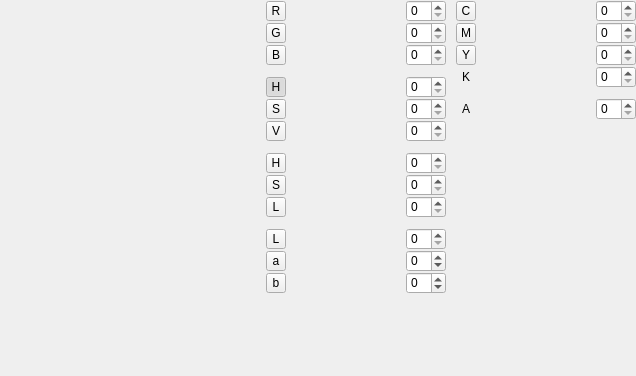
First picture: the form in src/widgets/colorpicker.ui, repository deiflou/ibp, before the edit.
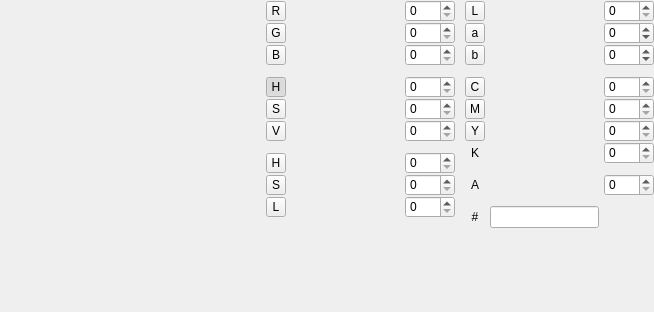
Second picture: the form after the edit. Custom widgets are drawn as their Qt base class.

Commit message: * Work on color button * Work on color picker * Fixed bug in color conversion in convertHSVToBGR

What changed in the file:
```diff
--- a/src/widgets/colorpicker.ui
+++ b/src/widgets/colorpicker.ui
@@ -6,8 +6,8 @@
    <rect>
     <x>0</x>
     <y>0</y>
-    <width>636</width>
-    <height>376</height>
+    <width>654</width>
+    <height>312</height>
    </rect>
   </property>
   <property name="windowTitle">
@@ -20,7 +20,7 @@
 	color: palette(highlight-text);
 }</string>
   </property>
-  <layout class="QHBoxLayout" name="horizontalLayout" stretch="0,0,0">
+  <layout class="QHBoxLayout" name="horizontalLayout" stretch="0,0">
    <property name="spacing">
     <number>10</number>
    </property>
@@ -102,7 +102,14 @@
     </layout>
    </item>
    <item>
-    <layout class="QVBoxLayout" name="verticalLayout_3">
+    <layout class="QVBoxLayout" name="verticalLayout_4">
+     <item>
+      <layout class="QHBoxLayout" name="horizontalLayout_6">
+       <property name="spacing">
+        <number>10</number>
+       </property>
+       <item>
+        <layout class="QVBoxLayout" name="verticalLayout_3" stretch="0,0,0,1">
      <property name="spacing">
       <number>10</number>
      </property>
@@ -152,7 +159,7 @@
            <property name="minimumSize">
             <size>
              <width>100</width>
-             <height>8</height>
+                 <height>10</height>
             </size>
            </property>
            <property name="maximumSize">
@@ -173,13 +180,13 @@
            </property>
            <property name="minimumSize">
             <size>
-             <width>40</width>
+                 <width>50</width>
              <height>0</height>
             </size>
            </property>
            <property name="maximumSize">
             <size>
-             <width>40</width>
+                 <width>50</width>
              <height>16777215</height>
             </size>
            </property>
@@ -231,7 +238,7 @@
            <property name="minimumSize">
             <size>
              <width>100</width>
-             <height>8</height>
+                 <height>10</height>
             </size>
            </property>
            <property name="maximumSize">
@@ -252,13 +259,13 @@
            </property>
            <property name="minimumSize">
             <size>
-             <width>40</width>
+                 <width>50</width>
              <height>0</height>
             </size>
            </property>
            <property name="maximumSize">
             <size>
-             <width>40</width>
+                 <width>50</width>
              <height>16777215</height>
             </size>
            </property>
@@ -310,7 +317,7 @@
            <property name="minimumSize">
             <size>
              <width>100</width>
-             <height>8</height>
+                 <height>10</height>
             </size>
            </property>
            <property name="maximumSize">
@@ -331,13 +338,13 @@
            </property>
            <property name="minimumSize">
             <size>
-             <width>40</width>
+                 <width>50</width>
              <height>0</height>
             </size>
            </property>
            <property name="maximumSize">
             <size>
-             <width>40</width>
+                 <width>50</width>
              <height>16777215</height>
             </size>
            </property>
@@ -399,7 +406,7 @@
            <property name="minimumSize">
             <size>
              <width>100</width>
-             <height>8</height>
+                 <height>10</height>
             </size>
            </property>
            <property name="maximumSize">
@@ -420,13 +427,13 @@
            </property>
            <property name="minimumSize">
             <size>
-             <width>40</width>
+                 <width>50</width>
              <height>0</height>
             </size>
            </property>
            <property name="maximumSize">
             <size>
-             <width>40</width>
+                 <width>50</width>
              <height>16777215</height>
             </size>
            </property>
@@ -478,7 +485,7 @@
            <property name="minimumSize">
             <size>
              <width>100</width>
-             <height>8</height>
+                 <height>10</height>
             </size>
            </property>
            <property name="maximumSize">
@@ -499,13 +506,13 @@
            </property>
            <property name="minimumSize">
             <size>
-             <width>40</width>
+                 <width>50</width>
              <height>0</height>
             </size>
            </property>
            <property name="maximumSize">
             <size>
-             <width>40</width>
+                 <width>50</width>
              <height>16777215</height>
             </size>
            </property>
@@ -557,7 +564,7 @@
            <property name="minimumSize">
             <size>
              <width>100</width>
-             <height>8</height>
+                 <height>10</height>
             </size>
            </property>
            <property name="maximumSize">
@@ -578,13 +585,13 @@
            </property>
            <property name="minimumSize">
             <size>
-             <width>40</width>
+                 <width>50</width>
              <height>0</height>
             </size>
            </property>
            <property name="maximumSize">
             <size>
-             <width>40</width>
+                 <width>50</width>
              <height>16777215</height>
             </size>
            </property>
@@ -643,7 +650,7 @@
            <property name="minimumSize">
             <size>
              <width>100</width>
-             <height>8</height>
+                 <height>10</height>
             </size>
            </property>
            <property name="maximumSize">
@@ -664,13 +671,13 @@
            </property>
            <property name="minimumSize">
             <size>
-             <width>40</width>
+                 <width>50</width>
              <height>0</height>
             </size>
            </property>
            <property name="maximumSize">
             <size>
-             <width>40</width>
+                 <width>50</width>
              <height>16777215</height>
             </size>
            </property>
@@ -722,7 +729,7 @@
            <property name="minimumSize">
             <size>
              <width>100</width>
-             <height>8</height>
+                 <height>10</height>
             </size>
            </property>
            <property name="maximumSize">
@@ -743,13 +750,13 @@
            </property>
            <property name="minimumSize">
             <size>
-             <width>40</width>
+                 <width>50</width>
              <height>0</height>
             </size>
            </property>
            <property name="maximumSize">
             <size>
-             <width>40</width>
+                 <width>50</width>
              <height>16777215</height>
             </size>
            </property>
@@ -801,7 +808,7 @@
            <property name="minimumSize">
             <size>
              <width>100</width>
-             <height>8</height>
+                 <height>10</height>
             </size>
            </property>
            <property name="maximumSize">
@@ -822,13 +829,13 @@
            </property>
            <property name="minimumSize">
             <size>
-             <width>40</width>
+                 <width>50</width>
              <height>0</height>
             </size>
            </property>
            <property name="maximumSize">
             <size>
-             <width>40</width>
+                 <width>50</width>
              <height>16777215</height>
             </size>
            </property>
@@ -841,6 +848,26 @@
        </item>
       </layout>
      </item>
+         <item>
+          <spacer name="verticalSpacer">
+           <property name="orientation">
+            <enum>Qt::Vertical</enum>
+           </property>
+           <property name="sizeHint" stdset="0">
+            <size>
+             <width>0</width>
+             <height>0</height>
+            </size>
+           </property>
+          </spacer>
+         </item>
+        </layout>
+       </item>
+       <item>
+        <layout class="QVBoxLayout" name="verticalLayout_10" stretch="0,0,0,0,1">
+         <property name="spacing">
+          <number>10</number>
+         </property>
      <item>
       <layout class="QVBoxLayout" name="verticalLayout_11">
        <property name="spacing">
@@ -887,7 +914,7 @@
            <property name="minimumSize">
             <size>
              <width>100</width>
-             <height>8</height>
+                 <height>10</height>
             </size>
            </property>
            <property name="maximumSize">
@@ -908,13 +935,13 @@
            </property>
            <property name="minimumSize">
             <size>
-             <width>40</width>
+                 <width>50</width>
              <height>0</height>
             </size>
            </property>
            <property name="maximumSize">
             <size>
-             <width>40</width>
+                 <width>50</width>
              <height>16777215</height>
             </size>
            </property>
@@ -966,7 +993,7 @@
            <property name="minimumSize">
             <size>
              <width>100</width>
-             <height>8</height>
+                 <height>10</height>
             </size>
            </property>
            <property name="maximumSize">
@@ -987,13 +1014,13 @@
            </property>
            <property name="minimumSize">
             <size>
-             <width>40</width>
+                 <width>50</width>
              <height>0</height>
             </size>
            </property>
            <property name="maximumSize">
             <size>
-             <width>40</width>
+                 <width>50</width>
              <height>16777215</height>
             </size>
            </property>
@@ -1048,7 +1075,7 @@
            <property name="minimumSize">
             <size>
              <width>100</width>
-             <height>8</height>
+                 <height>10</height>
             </size>
            </property>
            <property name="maximumSize">
@@ -1069,13 +1096,13 @@
            </property>
            <property name="minimumSize">
             <size>
-             <width>40</width>
+                 <width>50</width>
              <height>0</height>
             </size>
            </property>
            <property name="maximumSize">
             <size>
-             <width>40</width>
+                 <width>50</width>
              <height>16777215</height>
             </size>
            </property>
@@ -1091,26 +1118,6 @@
        </item>
       </layout>
      </item>
-     <item>
-      <spacer name="verticalSpacer">
-       <property name="orientation">
-        <enum>Qt::Vertical</enum>
-       </property>
-       <property name="sizeHint" stdset="0">
-        <size>
-         <width>20</width>
-         <height>40</height>
-        </size>
-       </property>
-      </spacer>
-     </item>
-    </layout>
-   </item>
-   <item>
-    <layout class="QVBoxLayout" name="verticalLayout_10">
-     <property name="spacing">
-      <number>10</number>
-     </property>
      <item>
       <layout class="QVBoxLayout" name="verticalLayout_12">
        <property name="spacing">
@@ -1157,7 +1164,7 @@
            <property name="minimumSize">
             <size>
              <width>100</width>
-             <height>8</height>
+                 <height>10</height>
             </size>
            </property>
            <property name="maximumSize">
@@ -1178,13 +1185,13 @@
            </property>
            <property name="minimumSize">
             <size>
-             <width>40</width>
+                 <width>50</width>
              <height>0</height>
             </size>
            </property>
            <property name="maximumSize">
             <size>
-             <width>40</width>
+                 <width>50</width>
              <height>16777215</height>
             </size>
            </property>
@@ -1236,7 +1243,7 @@
            <property name="minimumSize">
             <size>
              <width>100</width>
-             <height>8</height>
+                 <height>10</height>
             </size>
            </property>
            <property name="maximumSize">
@@ -1257,13 +1264,13 @@
            </property>
            <property name="minimumSize">
             <size>
-             <width>40</width>
+                 <width>50</width>
              <height>0</height>
             </size>
            </property>
            <property name="maximumSize">
             <size>
-             <width>40</width>
+                 <width>50</width>
              <height>16777215</height>
             </size>
            </property>
@@ -1315,7 +1322,7 @@
            <property name="minimumSize">
             <size>
              <width>100</width>
-             <height>8</height>
+                 <height>10</height>
             </size>
            </property>
            <property name="maximumSize">
@@ -1336,13 +1343,13 @@
            </property>
            <property name="minimumSize">
             <size>
-             <width>40</width>
+                 <width>50</width>
              <height>0</height>
             </size>
            </property>
            <property name="maximumSize">
             <size>
-             <width>40</width>
+                 <width>50</width>
              <height>16777215</height>
             </size>
            </property>
@@ -1385,7 +1392,7 @@
            <property name="minimumSize">
             <size>
              <width>100</width>
-             <height>8</height>
+                 <height>10</height>
             </size>
            </property>
            <property name="maximumSize">
@@ -1406,13 +1413,13 @@
            </property>
            <property name="minimumSize">
             <size>
-             <width>40</width>
+                 <width>50</width>
              <height>0</height>
             </size>
            </property>
            <property name="maximumSize">
             <size>
-             <width>40</width>
+                 <width>50</width>
              <height>16777215</height>
             </size>
            </property>
@@ -1426,15 +1433,29 @@
       </layout>
      </item>
      <item>
-      <layout class="QVBoxLayout" name="verticalLayout_13">
-       <property name="spacing">
-        <number>0</number>
-       </property>
-       <item>
-        <layout class="QHBoxLayout" name="horizontalLayout_27" stretch="0,1,0">
+          <widget class="QWidget" name="mContainerAlpha" native="true">
+           <property name="minimumSize">
+            <size>
+             <width>0</width>
+             <height>10</height>
+            </size>
+           </property>
+           <layout class="QHBoxLayout" name="horizontalLayout_7">
          <property name="spacing">
           <number>5</number>
          </property>
+            <property name="leftMargin">
+             <number>0</number>
+            </property>
+            <property name="topMargin">
+             <number>0</number>
+            </property>
+            <property name="rightMargin">
+             <number>0</number>
+            </property>
+            <property name="bottomMargin">
+             <number>0</number>
+            </property>
          <item>
           <widget class="QLabel" name="label_5">
            <property name="minimumSize">
@@ -1462,7 +1483,7 @@
            <property name="minimumSize">
             <size>
              <width>100</width>
-             <height>8</height>
+                <height>10</height>
             </size>
            </property>
            <property name="maximumSize">
@@ -1483,13 +1504,13 @@
            </property>
            <property name="minimumSize">
             <size>
-             <width>40</width>
+                <width>50</width>
              <height>0</height>
             </size>
            </property>
            <property name="maximumSize">
             <size>
-             <width>40</width>
+                <width>50</width>
              <height>16777215</height>
             </size>
            </property>
@@ -1499,6 +1520,69 @@
           </widget>
          </item>
         </layout>
+          </widget>
+         </item>
+         <item>
+          <layout class="QHBoxLayout" name="horizontalLayout_28" stretch="0,1,0">
+           <property name="spacing">
+            <number>5</number>
+           </property>
+           <item>
+            <widget class="QLabel" name="label_6">
+             <property name="minimumSize">
+              <size>
+               <width>20</width>
+               <height>20</height>
+              </size>
+             </property>
+             <property name="maximumSize">
+              <size>
+               <width>20</width>
+               <height>20</height>
+              </size>
+             </property>
+             <property name="text">
+              <string>#</string>
+             </property>
+             <property name="alignment">
+              <set>Qt::AlignCenter</set>
+             </property>
+            </widget>
+           </item>
+           <item>
+            <widget class="QLineEdit" name="mLineEditHex">
+             <property name="minimumSize">
+              <size>
+               <width>100</width>
+               <height>0</height>
+              </size>
+             </property>
+             <property name="maxLength">
+              <number>8</number>
+             </property>
+            </widget>
+           </item>
+           <item>
+            <widget class="QWidget" name="widget" native="true">
+             <property name="sizePolicy">
+              <sizepolicy hsizetype="Fixed" vsizetype="Preferred">
+               <horstretch>0</horstretch>
+               <verstretch>0</verstretch>
+              </sizepolicy>
+             </property>
+             <property name="minimumSize">
+              <size>
+               <width>50</width>
+               <height>0</height>
+              </size>
+             </property>
+             <property name="maximumSize">
+              <size>
+               <width>50</width>
+               <height>16777215</height>
+              </size>
+             </property>
+            </widget>
        </item>
       </layout>
      </item>
@@ -1509,11 +1593,35 @@
        </property>
        <property name="sizeHint" stdset="0">
         <size>
-         <width>20</width>
-         <height>40</height>
+             <width>0</width>
+             <height>0</height>
         </size>
        </property>
       </spacer>
+         </item>
+        </layout>
+       </item>
+      </layout>
+     </item>
+     <item>
+      <layout class="QHBoxLayout" name="horizontalLayout_5">
+       <property name="spacing">
+        <number>10</number>
+       </property>
+       <item>
+        <widget class="QWidget" name="mWidgetReferenceColor" native="true">
+         <property name="minimumSize">
+          <size>
+           <width>0</width>
+           <height>50</height>
+          </size>
+         </property>
+        </widget>
+       </item>
+       <item>
+        <widget class="QWidget" name="widget_2" native="true"/>
+       </item>
+      </layout>
      </item>
     </layout>
    </item>
```
Lines whose indentation alone changed are shown as unchanged. The commit also changes 7 other files.
